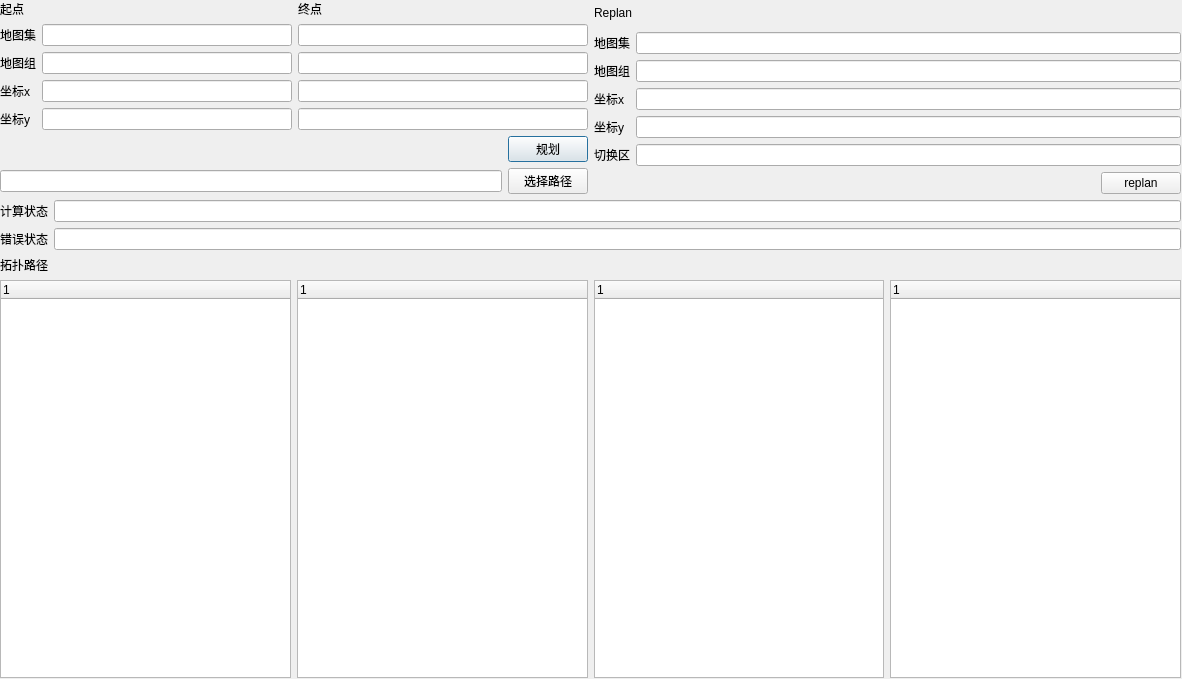
Above: qt/mapmgr/globalplandialog.ui from xstar2091/ros_tools before the change. Below: the same form after it.
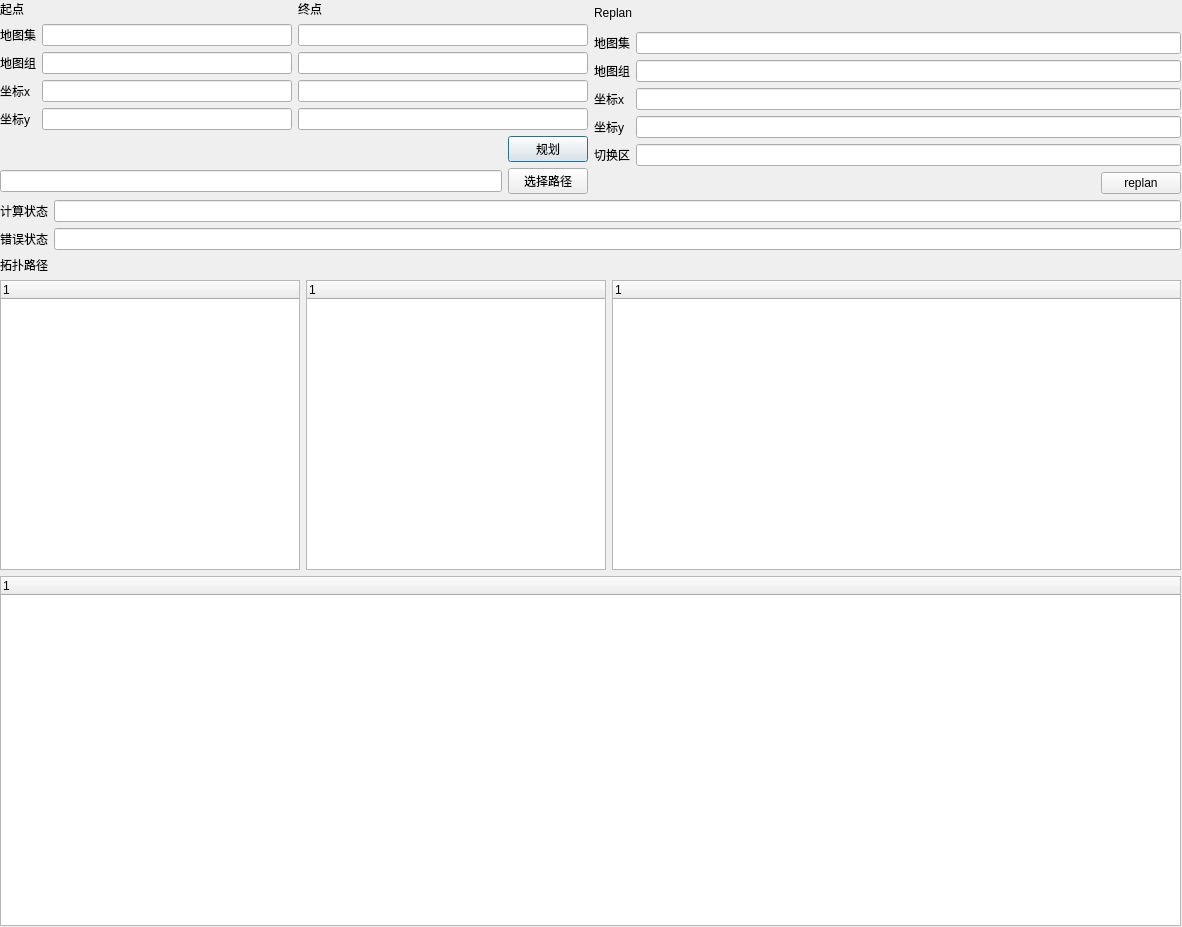
That is the form after the change.

Commit message: feat(mapmgr): 调整界面布局，解决拓扑路径显示不全的问题

The edit to the form file:
```diff
--- a/qt/mapmgr/globalplandialog.ui
+++ b/qt/mapmgr/globalplandialog.ui
@@ -7,7 +7,7 @@
     <x>0</x>
     <y>0</y>
     <width>1182</width>
-    <height>679</height>
+    <height>927</height>
    </rect>
   </property>
   <property name="windowTitle">
@@ -19,9 +19,11 @@
      <x>0</x>
      <y>0</y>
      <width>1181</width>
-     <height>678</height>
+     <height>926</height>
     </rect>
    </property>
+   <layout class="QVBoxLayout" name="verticalLayout_5">
+    <item>
    <layout class="QVBoxLayout" name="verticalLayout_4">
     <item>
      <layout class="QHBoxLayout" name="horizontalLayout_8">
@@ -297,7 +299,13 @@
           <property name="minimumSize">
            <size>
             <width>0</width>
-            <height>340</height>
+              <height>290</height>
+             </size>
+            </property>
+            <property name="maximumSize">
+             <size>
+              <width>300</width>
+              <height>16777215</height>
            </size>
           </property>
           <column>
@@ -309,19 +317,10 @@
         </item>
         <item>
          <widget class="QTreeWidget" name="topologyNodeNameTreeWidget">
-          <column>
-           <property name="text">
-            <string notr="true">1</string>
-           </property>
-          </column>
-         </widget>
-        </item>
-        <item>
-         <widget class="QTreeWidget" name="mapChangeAreaTreeWidget">
-          <property name="minimumSize">
+            <property name="maximumSize">
            <size>
-            <width>0</width>
-            <height>340</height>
+              <width>300</width>
+              <height>16777215</height>
            </size>
           </property>
           <column>
@@ -336,7 +335,7 @@
           <property name="minimumSize">
            <size>
             <width>0</width>
-            <height>340</height>
+              <height>0</height>
            </size>
           </property>
           <column>
@@ -349,6 +348,23 @@
        </layout>
       </item>
      </layout>
+      </item>
+     </layout>
+    </item>
+    <item>
+     <widget class="QTreeWidget" name="mapChangeAreaTreeWidget">
+      <property name="minimumSize">
+       <size>
+        <width>0</width>
+        <height>290</height>
+       </size>
+      </property>
+      <column>
+       <property name="text">
+        <string notr="true">1</string>
+       </property>
+      </column>
+     </widget>
     </item>
    </layout>
   </widget>
```
Lines whose indentation alone changed are shown as unchanged. The commit also changes 1 other file.
